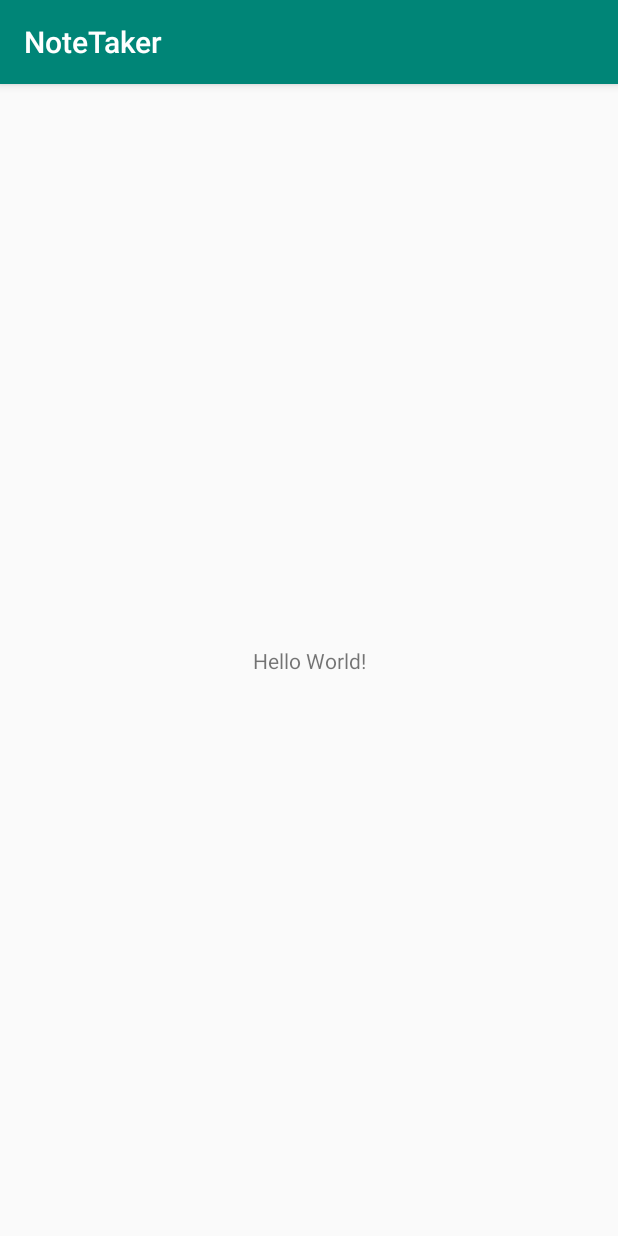
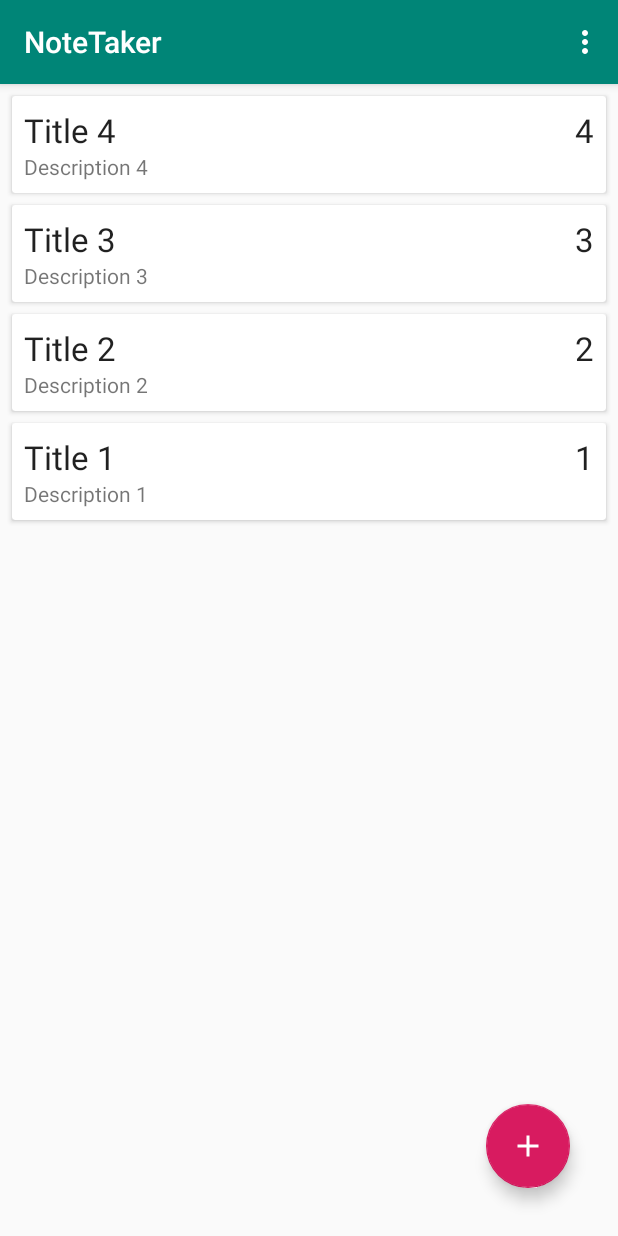
Before and after one commit to Niccher/Event-Taker, an Android app: the screen it shows after launch (MainActivity), on a phone screen of 412 x 824 dp. Run offline under Robolectric (Android 15) with nearby library versions, the phone set to English and light mode, and no system bars; our stand-ins replace Room's generated code.

Commit message:
Database configurations, Background listeners.

```diff
--- a/app/src/main/java/com/niccher/notetaker/MainActivity.java
+++ b/app/src/main/java/com/niccher/notetaker/MainActivity.java
@@ -1,14 +1,113 @@
 package com.niccher.notetaker;
 
+import androidx.annotation.NonNull;
+import androidx.annotation.Nullable;
 import androidx.appcompat.app.AppCompatActivity;
+import androidx.lifecycle.Observer;
+import androidx.lifecycle.ViewModelProviders;
+import androidx.recyclerview.widget.ItemTouchHelper;
+import androidx.recyclerview.widget.LinearLayoutManager;
+import androidx.recyclerview.widget.RecyclerView;
 
+import android.content.Intent;
 import android.os.Bundle;
+import android.view.Menu;
+import android.view.MenuInflater;
+import android.view.MenuItem;
+import android.view.View;
+import android.widget.Toast;
+
+import com.google.android.material.floatingactionbutton.FloatingActionButton;
+
+import java.util.List;
+import java.util.Observable;
 
 public class MainActivity extends AppCompatActivity {
+
+    private NoteViewModel noteViewModel;
+    public static final int Req_Response = 1;
 
     @Override
     protected void onCreate(Bundle savedInstanceState) {
         super.onCreate(savedInstanceState);
         setContentView(R.layout.activity_main);
+
+        FloatingActionButton fab = findViewById(R.id.txt_addnote);
+
+        fab.setOnClickListener(new View.OnClickListener() {
+            @Override
+            public void onClick(View v) {
+                Intent intent = new Intent(MainActivity.this, AddNote.class);
+                startActivityForResult(intent,Req_Response);
+            }
+        });
+
+        RecyclerView rec = findViewById(R.id.recycl);
+        rec.setLayoutManager(new LinearLayoutManager(this));
+        rec.setHasFixedSize(true);
+
+        final NoteAdapter adapter = new NoteAdapter();
+        rec.setAdapter(adapter);
+
+        noteViewModel = ViewModelProviders.of(this).get(NoteViewModel.class);
+        noteViewModel.getAllNotes().observe(this, new Observer<List<Note>>() {
+            @Override
+            public void onChanged(List<Note> notes) {
+                //Toast.makeText(MainActivity.this, "Manny is here", Toast.LENGTH_SHORT).show();
+                adapter.SetNotes(notes);
+            }
+        });
+
+        new ItemTouchHelper(new ItemTouchHelper.SimpleCallback(0,ItemTouchHelper.LEFT | ItemTouchHelper.RIGHT) {
+            @Override
+            public boolean onMove(@NonNull RecyclerView recyclerView, @NonNull RecyclerView.ViewHolder viewHolder, @NonNull RecyclerView.ViewHolder target) {
+                return false;
+            }
+
+            @Override
+            public void onSwiped(@NonNull RecyclerView.ViewHolder viewHolder, int direction) {
+                //viewHolder.getAdapterPosition();
+                noteViewModel.delete(adapter.getNoteAt(viewHolder.getAdapterPosition()));
+                Toast.makeText(MainActivity.this, "Note droped", Toast.LENGTH_SHORT).show();
+            }
+        }).attachToRecyclerView(rec);
+    }
+
+    @Override
+    protected void onActivityResult(int requestCode, int resultCode, @Nullable Intent data) {
+        super.onActivityResult(requestCode, resultCode, data);
+
+        if (requestCode ==Req_Response && resultCode == RESULT_OK){
+            String got_title = data.getStringExtra(AddNote.Ex_Title);
+            String got_desc = data.getStringExtra(AddNote.Ex_Desc);
+            int got_priori = data.getIntExtra(AddNote.Ex_Priori,1);
+
+            Note note = new Note(got_title,got_desc,got_priori);
+            noteViewModel.insert(note);
+
+            Toast.makeText(this, "Note Succesfully Created", Toast.LENGTH_SHORT).show();
+        } else {
+            Toast.makeText(this, "Note not Created", Toast.LENGTH_SHORT).show();
+        }
+    }
+
+    @Override
+    public boolean onCreateOptionsMenu(Menu menu) {
+        MenuInflater menuInflater = getMenuInflater();
+        menuInflater.inflate(R.menu.menu_main,menu);
+        return true;
+    }
+
+    @Override
+    public boolean onOptionsItemSelected(@NonNull MenuItem item) {
+        switch (item.getItemId()){
+            case R.id.menu_del_all:
+                noteViewModel.deleteAllNotes();
+                Toast.makeText(this, "All Notes Destroyed", Toast.LENGTH_SHORT).show();
+                return true;
+            default:
+                return super.onOptionsItemSelected(item);
+        }
+
     }
 }
--- /dev/null
+++ b/app/src/main/java/com/niccher/notetaker/Note.java
@@ -0,0 +1,41 @@
+package com.niccher.notetaker;
+
+import androidx.room.Entity;
+import androidx.room.PrimaryKey;
+
+@Entity(tableName = "note_table")
+public class Note {
+
+    private String title;
+    private String description;
+
+    @PrimaryKey(autoGenerate = true)
+    private int id;
+    private int priority;
+
+    public Note(String title, String description, int priority) {
+        this.title = title;
+        this.description = description;
+        this.priority = priority;
+    }
+
+    public void setId(int id) {
+        this.id = id;
+    }
+
+    public String getTitle() {
+        return title;
+    }
+
+    public String getDescription() {
+        return description;
+    }
+
+    public int getPriority() {
+        return priority;
+    }
+
+    public int getId() {
+        return id;
+    }
+}
--- /dev/null
+++ b/app/src/main/java/com/niccher/notetaker/NoteAdapter.java
@@ -0,0 +1,61 @@
+package com.niccher.notetaker;
+
+import android.view.LayoutInflater;
+import android.view.View;
+import android.view.ViewGroup;
+import android.widget.TextView;
+
+import androidx.annotation.NonNull;
+import androidx.recyclerview.widget.RecyclerView;
+
+import java.util.ArrayList;
+import java.util.List;
+
+public class NoteAdapter extends RecyclerView.Adapter <NoteAdapter.NoteHolder>{
+
+    private List<Note> notes = new ArrayList<>();
+
+    @NonNull
+    @Override
+    public NoteHolder onCreateViewHolder(@NonNull ViewGroup parent, int viewType) {
+        View newView = LayoutInflater.from(parent.getContext())
+                .inflate(R.layout.note_item,parent,false);
+        return new NoteHolder(newView);
+    }
+
+    @Override
+    public void onBindViewHolder(@NonNull NoteHolder holder, int position) {
+        Note currentNote = notes.get(position);
+        holder.tx_title.setText(currentNote.getTitle());
+        holder.tx_priority.setText(String.valueOf(currentNote.getPriority()));
+        holder.tx_body.setText(currentNote.getDescription());
+    }
+
+    @Override
+    public int getItemCount() {
+        return notes.size();
+    }
+
+    public void SetNotes(List<Note> notes){
+        this.notes = notes;
+        notifyDataSetChanged();
+    }
+
+    public Note getNoteAt(int position){
+        return notes.get(position);
+    }
+
+    class NoteHolder extends RecyclerView.ViewHolder{
+        private TextView tx_title,tx_priority,tx_body;
+
+
+        public NoteHolder(@NonNull View itemView) {
+            super(itemView);
+
+            tx_title = itemView.findViewById(R.id.txt_title);
+            tx_priority = itemView.findViewById(R.id.txt_priority);
+            tx_body = itemView.findViewById(R.id.txt_body);
+
+        }
+    }
+}
--- /dev/null
+++ b/app/src/main/java/com/niccher/notetaker/NoteDatabase.java
@@ -0,0 +1,59 @@
+package com.niccher.notetaker;
+
+import android.content.Context;
+import android.os.AsyncTask;
+import android.print.PrinterId;
+
+import androidx.annotation.NonNull;
+import androidx.room.Database;
+import androidx.room.Room;
+import androidx.room.RoomDatabase;
+import androidx.sqlite.db.SupportSQLiteDatabase;
+
+@Database(entities = {Note.class}, version = 1)
+public abstract class NoteDatabase extends RoomDatabase {
+
+    private static  NoteDatabase instance;
+
+    public abstract Note_Dao note_dao();
+
+    public static synchronized NoteDatabase getInstance(Context cnt){
+
+        if (instance ==null){
+
+            instance = Room.databaseBuilder(cnt.getApplicationContext(),
+                    NoteDatabase.class,"note_database").fallbackToDestructiveMigration()
+                    .addCallback(rooCallback)
+                    .build();
+        }
+
+        return instance;
+    }
+
+    private static  RoomDatabase.Callback rooCallback = new RoomDatabase.Callback() {
+
+        @Override
+        public void onCreate(@NonNull SupportSQLiteDatabase db) {
+            super.onCreate(db);
+            new PopulateDBAsyncTask(instance).execute();
+        }
+    };
+
+    private static class PopulateDBAsyncTask extends AsyncTask<Void, Void,Void>{
+        private Note_Dao noteDao;
+
+        private PopulateDBAsyncTask(NoteDatabase db){
+            noteDao = db.note_dao();
+        }
+
+        @Override
+        protected Void doInBackground(Void... voids) {
+            noteDao.insert(new Note("Title 1","Description 1",1));
+            noteDao.insert(new Note("Title 2","Description 2",2));
+            noteDao.insert(new Note("Title 3","Description 3",3));
+            noteDao.insert(new Note("Title 4","Description 4",4));
+
+            return null;
+        }
+    }
+}
--- /dev/null
+++ b/app/src/main/java/com/niccher/notetaker/NoteViewModel.java
@@ -0,0 +1,37 @@
+package com.niccher.notetaker;
+
+import android.app.Application;
+
+import androidx.annotation.NonNull;
+import androidx.lifecycle.AndroidViewModel;
+import androidx.lifecycle.LiveData;
+
+import java.util.List;
+
+public class NoteViewModel extends AndroidViewModel {
+
+    private NoteRepo repository;
+    private LiveData<List<Note>> allNotes;
+
+    public NoteViewModel(@NonNull Application application) {
+        super(application);
+        repository = new NoteRepo(application);
+        allNotes = repository.getAllNotes();
+    }
+
+    public void insert(Note note) {
+        repository.insert(note);
+    }
+    public void update(Note note) {
+        repository.update(note);
+    }
+    public void delete(Note note) {
+        repository.delete(note);
+    }
+    public void deleteAllNotes() {
+        repository.deleteAllNotes();
+    }
+    public LiveData<List<Note>> getAllNotes() {
+        return allNotes;
+    }
+}
--- /dev/null
+++ b/app/src/main/java/com/niccher/notetaker/Note_Dao.java
@@ -0,0 +1,29 @@
+package com.niccher.notetaker;
+
+import androidx.lifecycle.LiveData;
+import androidx.room.Dao;
+import androidx.room.Delete;
+import androidx.room.Insert;
+import androidx.room.Query;
+import androidx.room.Update;
+
+import java.util.List;
+
+@Dao
+public interface Note_Dao {
+
+    @Insert
+    void insert(Note note);
+
+    @Update
+    void update(Note note);
+
+    @Delete
+    void delete(Note note);
+
+    @Query("DELETE FROM note_table")
+    void deleteAllNotes();
+
+    @Query("SELECT * FROM note_table ORDER BY priority DESC")
+    LiveData<List<Note>> getAllNotes();
+}
--- /dev/null
+++ b/app/src/main/res/drawable/ic_add.xml
@@ -0,0 +1,5 @@
+<vector android:height="24dp" android:tint="#FFFFFF"
+    android:viewportHeight="24.0" android:viewportWidth="24.0"
+    android:width="24dp" xmlns:android="http://schemas.android.com/apk/res/android">
+    <path android:fillColor="#FF000000" android:pathData="M19,13h-6v6h-2v-6H5v-2h6V5h2v6h6v2z"/>
+</vector>
--- /dev/null
+++ b/app/src/main/res/drawable/ic_close.xml
@@ -0,0 +1,5 @@
+<vector android:height="24dp" android:tint="#FFFFFF"
+    android:viewportHeight="24.0" android:viewportWidth="24.0"
+    android:width="24dp" xmlns:android="http://schemas.android.com/apk/res/android">
+    <path android:fillColor="#FF000000" android:pathData="M19,6.41L17.59,5 12,10.59 6.41,5 5,6.41 10.59,12 5,17.59 6.41,19 12,13.41 17.59,19 19,17.59 13.41,12z"/>
+</vector>
--- /dev/null
+++ b/app/src/main/res/drawable/ic_save.xml
@@ -0,0 +1,5 @@
+<vector android:height="24dp" android:tint="#FFFFFF"
+    android:viewportHeight="24.0" android:viewportWidth="24.0"
+    android:width="24dp" xmlns:android="http://schemas.android.com/apk/res/android">
+    <path android:fillColor="#FF000000" android:pathData="M17,3L5,3c-1.11,0 -2,0.9 -2,2v14c0,1.1 0.89,2 2,2h14c1.1,0 2,-0.9 2,-2L21,7l-4,-4zM12,19c-1.66,0 -3,-1.34 -3,-3s1.34,-3 3,-3 3,1.34 3,3 -1.34,3 -3,3zM15,9L5,9L5,5h10v4z"/>
+</vector>
--- a/app/src/main/res/layout/activity_main.xml
+++ b/app/src/main/res/layout/activity_main.xml
@@ -1,18 +1,25 @@
 <?xml version="1.0" encoding="utf-8"?>
-<androidx.constraintlayout.widget.ConstraintLayout xmlns:android="http://schemas.android.com/apk/res/android"
+<androidx.coordinatorlayout.widget.CoordinatorLayout xmlns:android="http://schemas.android.com/apk/res/android"
     xmlns:app="http://schemas.android.com/apk/res-auto"
     xmlns:tools="http://schemas.android.com/tools"
     android:layout_width="match_parent"
     android:layout_height="match_parent"
     tools:context=".MainActivity">
 
-    <TextView
+
+    <androidx.recyclerview.widget.RecyclerView
+        android:layout_width="match_parent"
+        android:layout_height="match_parent"
+        android:id="@+id/recycl"
+        tools:listitem="@layout/note_item"/>
+
+    <com.google.android.material.floatingactionbutton.FloatingActionButton
+        android:id="@+id/txt_addnote"
         android:layout_width="wrap_content"
         android:layout_height="wrap_content"
-        android:text="Hello World!"
-        app:layout_constraintBottom_toBottomOf="parent"
-        app:layout_constraintLeft_toLeftOf="parent"
-        app:layout_constraintRight_toRightOf="parent"
-        app:layout_constraintTop_toTopOf="parent" />
+        android:layout_gravity="bottom|end"
+        android:layout_margin="32dp"
+        android:src="@drawable/ic_add"
+        android:clickable="true" />
 
-</androidx.constraintlayout.widget.ConstraintLayout>
+</androidx.coordinatorlayout.widget.CoordinatorLayout>
--- /dev/null
+++ b/app/src/main/res/layout/note_item.xml
@@ -0,0 +1,47 @@
+<?xml version="1.0" encoding="utf-8"?>
+<androidx.cardview.widget.CardView
+    xmlns:android="http://schemas.android.com/apk/res/android"
+
+    android:layout_width="match_parent"
+    android:layout_height="wrap_content"
+    android:layout_marginTop="8dp"
+    android:layout_marginStart="8dp"
+    android:layout_marginEnd="8dp">
+
+    <RelativeLayout
+        android:layout_width="wrap_content"
+        android:layout_height="wrap_content"
+        android:padding="8dp">
+
+        <TextView
+            android:layout_width="wrap_content"
+            android:layout_height="wrap_content"
+            android:layout_alignParentEnd="true"
+            android:textAppearance="@style/TextAppearance.AppCompat.Large"
+            android:text="1"
+            android:id="@+id/txt_priority">
+
+        </TextView>
+
+        <TextView
+            android:layout_width="wrap_content"
+            android:layout_height="wrap_content"
+            android:layout_alignParentStart="true"
+            android:textAppearance="@style/TextAppearance.AppCompat.Large"
+            android:text="Title"
+            android:id="@+id/txt_title"
+            android:maxLines="1"
+            android:ellipsize="end">
+
+        </TextView>
+
+        <TextView
+            android:layout_width="wrap_content"
+            android:layout_height="wrap_content"
+            android:layout_below="@id/txt_title"
+            android:id="@+id/txt_body"
+            android:text="Description"></TextView>
+
+    </RelativeLayout>
+
+</androidx.cardview.widget.CardView>
--- /dev/null
+++ b/app/src/main/res/menu/menu_main.xml
@@ -0,0 +1,8 @@
+<?xml version="1.0" encoding="utf-8"?>
+<menu xmlns:android="http://schemas.android.com/apk/res/android"
+    xmlns:app="http://schemas.android.com/apk/res-auto">
+    <item
+        android:title="Delete all Notes"
+        android:id="@+id/menu_del_all"
+        app:showAsAction="never"/>
+</menu>
```
Also changed, not shown: app/build.gradle (+9 -26 lines), app/src/main/AndroidManifest.xml (+9 -1 lines), app/src/main/java/com/niccher/notetaker/AddNote.java (added, +77 -0 lines), app/src/main/java/com/niccher/notetaker/NoteRepo.java (added, +103 -0 lines), app/src/main/res/layout/activity_add_note.xml (added, +39 -0 lines), app/src/main/res/menu/menu_newnote.xml (added, +9 -0 lines).
